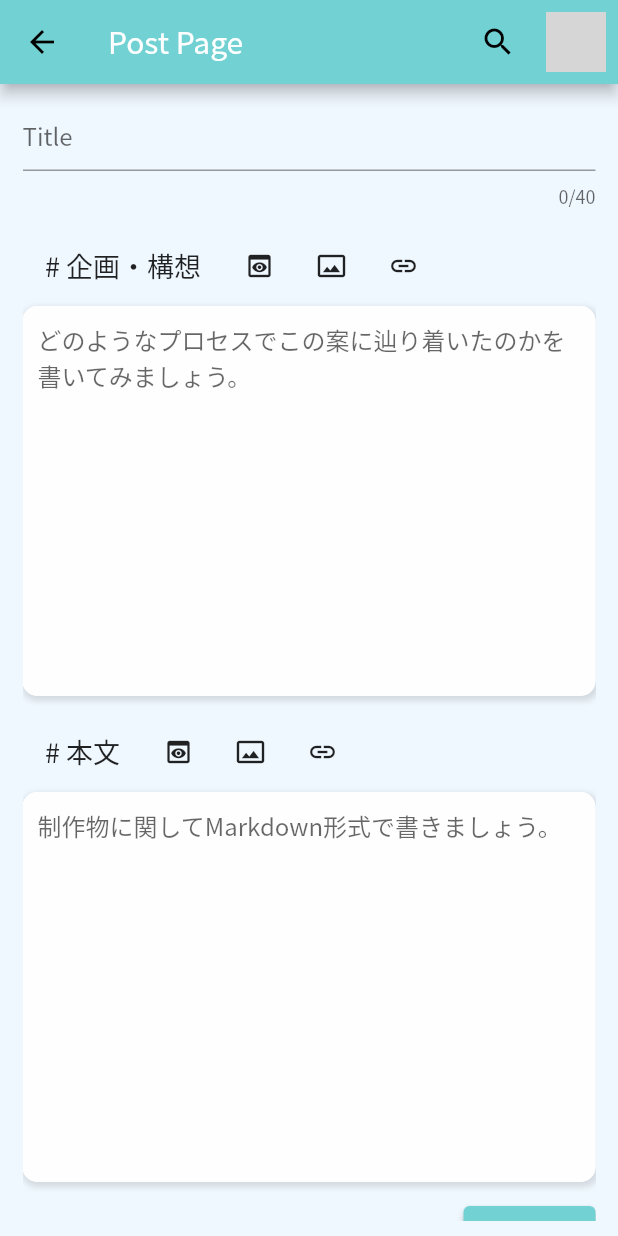
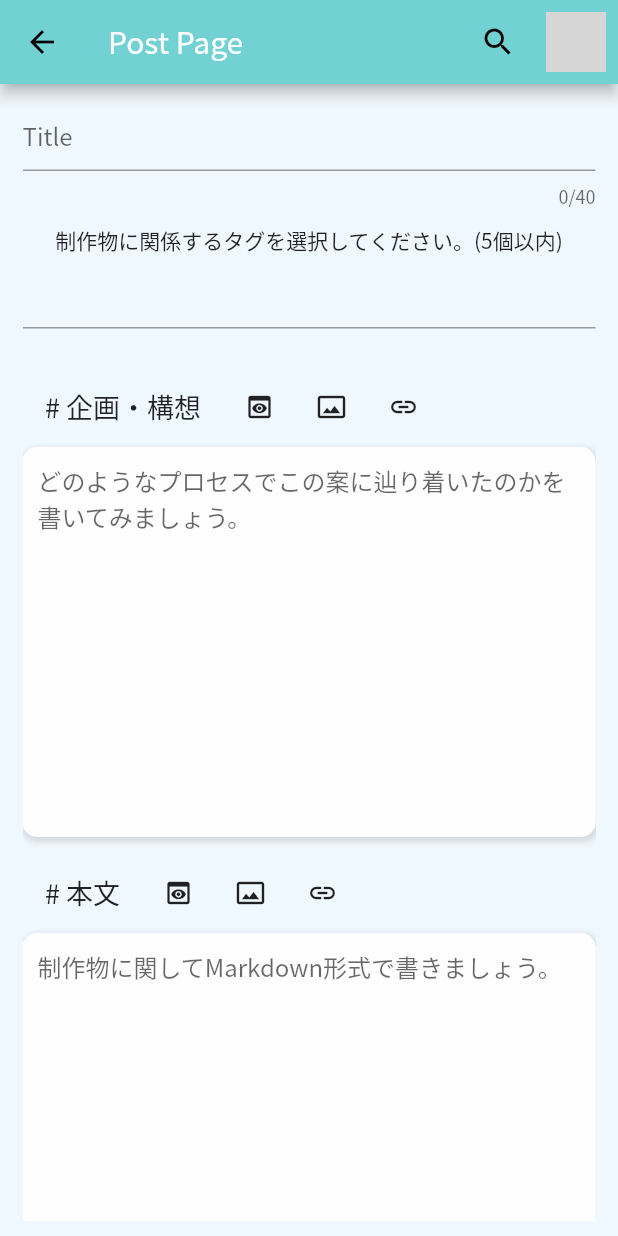
Before and after one commit to Hiroki1112/hackathon_supporterz, a Flutter app: the PostScreen screen opened by its route, on a phone screen of 412 x 824 dp. Run offline on Flutter 3.47's test engine with Material 2 defaults, Android fonts, the phone set to English and light mode, and no system bars; drawn by our look-alikes of flutter_typeahead; our stand-ins replace cloud_firestore, file_picker, firebase_auth, firebase_core, firebase_storage, flutter_signin_button and 6 more; missing offline and left inert: markdown; accounts and stored records are empty; network calls fail; grey boxes are pictures that could not be loaded.

Commit message:
タグの登録

```diff
--- /dev/null
+++ b/lib/helper/post_helper.dart
@@ -0,0 +1,60 @@
+import 'package:hackathon_supporterz/util/constants.dart';
+
+class PostHelper {
+  /// 渡された単語に近い単語群を返すメソッド
+  static List<Tag> getSuggestion(String keyword) {
+    // targetList内で検索する
+    List<Tag> output = [];
+
+    targetList.map((tag) {
+      if (tag.tag.contains(keyword)) {
+        return output.add(tag);
+      }
+    }).toList();
+
+    return output;
+  }
+
+  Map<String, bool> get2gram(String title) {
+    String lowerTitle = title.toLowerCase();
+    if (lowerTitle.length < 3) {
+      return {lowerTitle: true};
+    }
+    Map<String, bool> _result = {};
+    for (var i = 0; i < lowerTitle.length - 1; i++) {
+      _result[lowerTitle[i] + lowerTitle[i + 1]] = true;
+    }
+    return _result;
+  }
+}
+
+class Tag {
+  String tag, url;
+
+  Tag({
+    required this.tag,
+    required this.url,
+  });
+}
+
+List<Tag> targetList = [
+  Tag(tag: 'Android', url: ''),
+  Tag(tag: 'AWS', url: ''),
+  Tag(tag: 'Dart', url: ''),
+  Tag(tag: 'Flutter', url: ''),
+  Tag(tag: 'Ruby', url: ''),
+  Tag(tag: 'Rails', url: ''),
+  Tag(tag: 'CSS', url: ''),
+  Tag(tag: 'HTML', url: ''),
+  Tag(tag: 'Git', url: ''),
+  Tag(tag: 'Docker', url: ''),
+  Tag(tag: 'Java', url: ''),
+  Tag(tag: 'JavaScript', url: ''),
+  Tag(tag: 'Firebase', url: ''),
+  Tag(tag: 'Supabase', url: ''),
+  Tag(tag: 'PHP', url: ''),
+  Tag(tag: 'iOS', url: ''),
+  Tag(tag: 'Laravel', url: ''),
+  Tag(tag: 'Go', url: ''),
+  Tag(tag: 'Python', url: ''),
+];
--- a/lib/screens/my_page/mypage_screen.dart
+++ b/lib/screens/my_page/mypage_screen.dart
@@ -40,6 +40,7 @@ class _MyPageScreenState extends State<MyPageScreen> {
   @override
   Widget build(BuildContext context) {
     final firebaseUser = context.watch<User?>();
+    print(firebaseUser!.photoURL);
 
     return Scaffold(
       appBar: myAppBar(context),
--- a/lib/screens/post_screen/post_screen.dart
+++ b/lib/screens/post_screen/post_screen.dart
@@ -7,7 +7,9 @@ import 'package:flutter/material.dart';
 import 'package:hackathon_supporterz/models/post.dart';
 import 'package:hackathon_supporterz/screens/post_screen/card/text_field_card.dart';
 import 'package:hackathon_supporterz/screens/post_screen/card/preview_card.dart';
+import 'package:hackathon_supporterz/screens/post_screen/popup/popup_setting.dart';
 import 'package:hackathon_supporterz/screens/post_screen/popup/url_embedded.dart';
+import 'package:hackathon_supporterz/screens/post_screen/tag_setting/tag_setting.dart';
 import 'package:hackathon_supporterz/util/app_theme.dart';
 import 'package:hackathon_supporterz/util/config.dart';
 import 'package:hackathon_supporterz/widgets/appbar/my_appbar.dart';
@@ -68,6 +70,8 @@ class _PostScreenState extends State<PostScreen> {
                 },
               ),
               const SizedBox(height: 10),
+              TagSetting(),
+              const SizedBox(height: 10),
               _sectionTitle(
                 '# 企画・構想',
                 () {
@@ -118,6 +122,9 @@ class _PostScreenState extends State<PostScreen> {
                   ElevatedButton(
                     onPressed: () async {
                       if (_formKey.currentState!.validate()) {
+                        // 必要情報を記入してもらう
+                        var setting = await popupSetting(context);
+
                         var res = await yesNoDialog(
                             context, '確認', '記事を公開しますか？', '公開する', '戻る');
                         if (res ?? false) {
@@ -147,7 +154,7 @@ class _PostScreenState extends State<PostScreen> {
                   ),
                 ],
               ),
-              const SizedBox(height: 20)
+              const SizedBox(height: 50)
             ],
           ),
         ),
--- /dev/null
+++ b/lib/screens/post_screen/tag_setting/tag_setting.dart
@@ -0,0 +1,130 @@
+import 'package:flutter/material.dart';
+import 'package:flutter_typeahead/flutter_typeahead.dart';
+import 'package:hackathon_supporterz/helper/post_helper.dart';
+import 'package:hackathon_supporterz/util/app_theme.dart';
+
+class TagSetting extends StatefulWidget {
+  const TagSetting({Key? key}) : super(key: key);
+
+  @override
+  _TagSettingState createState() => _TagSettingState();
+}
+
+class _TagSettingState extends State<TagSetting> {
+  List<Tag> _tags = [];
+  @override
+  Widget build(BuildContext context) {
+    print(_tags);
+    return Column(
+      children: [
+        const Text(
+          '制作物に関係するタグを選択してください。(5個以内)',
+          maxLines: 2,
+        ),
+        TypeAheadField(
+          textFieldConfiguration: TextFieldConfiguration(
+            autofocus: true,
+            style: DefaultTextStyle.of(context).style.copyWith(
+                  fontStyle: FontStyle.italic,
+                ),
+          ),
+          suggestionsCallback: (String pattern) {
+            // タグ名と画像を取得する
+            List<Tag> output = [];
+
+            targetList.map((t) {
+              if (t.tag.contains(pattern)) {
+                return output.add(t);
+              }
+            }).toList();
+            return PostHelper.getSuggestion(pattern);
+          },
+          itemBuilder: (BuildContext context, Tag suggestion) {
+            return ListTile(
+              leading: suggestion.url != ''
+                  ? Image.network(suggestion.url)
+                  : Icon(Icons.add),
+              title: Text(suggestion.tag),
+            );
+          },
+          onSuggestionSelected: (Tag suggestion) {
+            if (_tags.length < 5) {
+              setState(() {
+                _tags.add(suggestion);
+              });
+            }
+          },
+        ),
+        // タグは下に整列させる
+        SizedBox(height: 15),
+        Wrap(
+          children: List.generate(
+            _tags.length,
+            (index) => TagIcon(
+              tag: _tags[index],
+              deleteFunc: () {
+                _tags.removeAt(index);
+                setState(() {});
+              },
+            ),
+          ),
+        )
+      ],
+    );
+  }
+}
+
+class TagIcon extends StatelessWidget {
+  const TagIcon({
+    Key? key,
+    required this.tag,
+    required this.deleteFunc,
+  }) : super(key: key);
+  final Tag tag;
+  final Function deleteFunc;
+
+  @override
+  Widget build(BuildContext context) {
+    return Container(
+      margin: EdgeInsets.all(5),
+      padding: EdgeInsets.only(left: 5),
+      decoration: BoxDecoration(
+        color: AppTheme.white,
+        borderRadius: BorderRadius.circular(10),
+        boxShadow: [
+          BoxShadow(
+            color: AppTheme.darkShadow,
+            spreadRadius: 1.0,
+            blurRadius: 3.0,
+            offset: const Offset(1, 2),
+          ),
+        ],
+      ),
+      child: Row(
+        mainAxisSize: MainAxisSize.min,
+        children: [
+          tag.url == ''
+              ? const Text(
+                  '#',
+                  style: TextStyle(
+                    fontWeight: FontWeight.bold,
+                  ),
+                )
+              : Image.asset(
+                  tag.url,
+                ),
+          Text(tag.tag),
+          IconButton(
+            onPressed: () async {
+              await deleteFunc();
+            },
+            padding: const EdgeInsets.all(0.0),
+            icon: const Icon(
+              Icons.delete,
+            ),
+          ),
+        ],
+      ),
+    );
+  }
+}
--- a/pubspec.yaml
+++ b/pubspec.yaml
@@ -50,7 +50,7 @@ dependencies:
   validators: ^3.0.0
   file_picker: ^4.1.3
   url_launcher: ^6.0.12
-
+  flutter_typeahead: ^3.2.1
   font_awesome_flutter: any
 
   # google_fonts:
```
Also changed, not shown: lib/screens/post_screen/popup/popup_setting.dart (+10 -2 lines), pubspec.lock, 1 other file.
